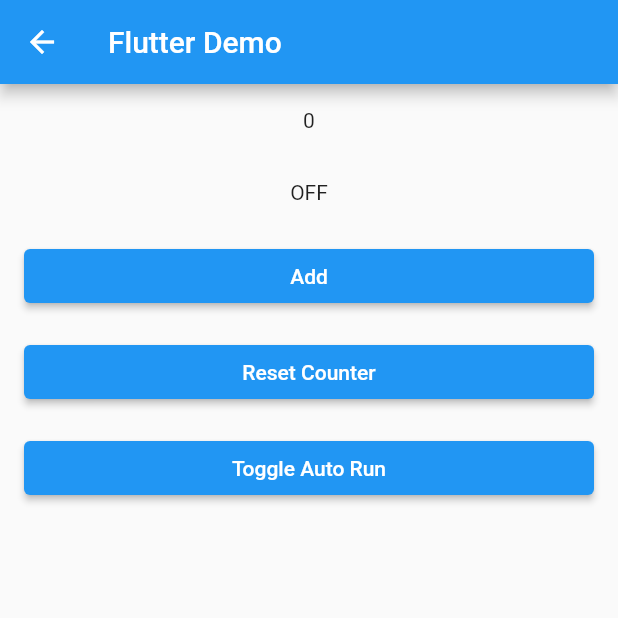
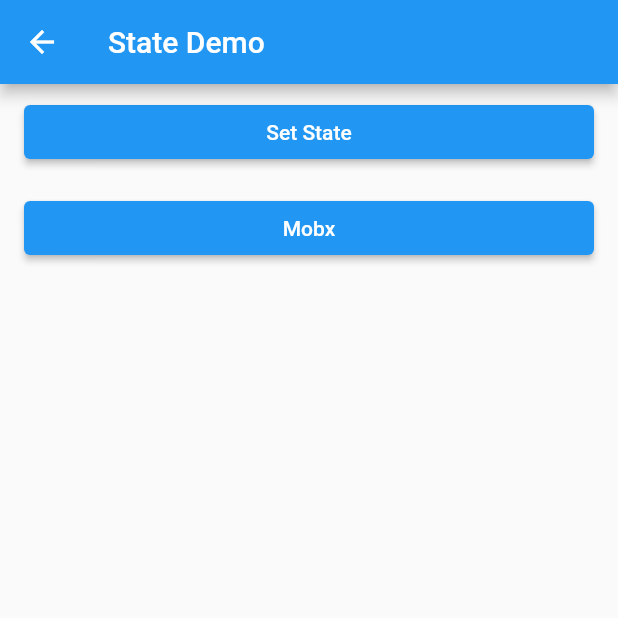
Before and after one commit to perdiatmaja/flutter-demo, a Flutter app: the screen it shows after launch, after a tap on "State", on a phone screen of 412 x 824 dp, the top half of it. Run offline on Flutter 3.47's test engine with Material 2 defaults, Android fonts, the phone set to English and light mode, and no system bars; our stand-ins replace flutter_dotenv, flutter_mobx, mobx; generated files the repository leaves out were written again.

Commit message:
Add new demo for vanilla setState

```diff
--- a/lib/local_main.dart
+++ b/lib/local_main.dart
@@ -1,5 +1,4 @@
 import 'package:atmaja_flutter_demo/main_app_screen.dart';
-import 'package:atmaja_flutter_demo/widget/mainmenu_screen.dart';
 import 'package:flutter/material.dart';
 import 'package:atmaja_flutter_demo/config/app_config.dart';
 
--- a/lib/main.dart
+++ b/lib/main.dart
@@ -1,5 +1,4 @@
 import 'package:atmaja_flutter_demo/main_app_screen.dart';
-import 'package:atmaja_flutter_demo/widget/mainmenu_screen.dart';
 import 'package:flutter/material.dart';
 import 'package:atmaja_flutter_demo/config/app_config.dart';
 
--- a/lib/router/app_router.dart
+++ b/lib/router/app_router.dart
@@ -1,23 +1,35 @@
 import 'package:atmaja_flutter_demo/widget/mainmenu_screen.dart';
 import 'package:atmaja_flutter_demo/widget/navigator/navigator_menu_screen.dart';
 import 'package:atmaja_flutter_demo/widget/navigator/navigator_push.dart';
-import 'package:atmaja_flutter_demo/widget/state/state_screen.dart';
+import 'package:atmaja_flutter_demo/widget/state/state_menu_screen.dart';
+import 'package:atmaja_flutter_demo/widget/state/state_mobx_screen.dart';
+import 'package:atmaja_flutter_demo/widget/state/state_vanila_screen.dart';
 import 'package:flutter/material.dart';
 
 class AppRouter {
   const AppRouter._();
 
+  // ignore: constant_identifier_names
   static const String HOME = "/";
 
+  // ignore: constant_identifier_names
   static const String NAVIGATOR = "/navigator";
+  // ignore: constant_identifier_names
   static const String NAVIGATOR_PUSH = "$NAVIGATOR/push";
 
+  // ignore: constant_identifier_names
   static const String STATE = "/state";
+  // ignore: constant_identifier_names
+  static const String STATE_VANILA = "$STATE/vanila";
+  // ignore: constant_identifier_names
+  static const String STATE_MOBX = "$STATE/mobx";
 
   static generateRoute() => <String, WidgetBuilder>{
         HOME: (_) => const MainmenuScreen(),
         NAVIGATOR: (_) => const NavigatorMenuScreen(),
         NAVIGATOR_PUSH: (_) => const NavigatorPush(),
-        STATE: (_) => const StateScreen()
+        STATE: (_) => const StateMenuScreen(),
+        STATE_VANILA: (_) => const StateVanilaScreen(),
+        STATE_MOBX: (_) => const StateMobxScreen()
       };
 }
--- /dev/null
+++ b/lib/widget/state/state_menu_screen.dart
@@ -0,0 +1,36 @@
+import 'package:atmaja_flutter_demo/router/app_router.dart';
+import 'package:flutter/material.dart';
+
+class StateMenuScreen extends StatelessWidget {
+  const StateMenuScreen({Key? key}) : super(key: key);
+
+  @override
+  Widget build(BuildContext context) => Scaffold(
+        appBar: AppBar(
+          title: const Text("State Demo"),
+        ),
+        body: _createMenuWidget(context),
+      );
+
+  _createMenuWidget(BuildContext context) => Column(
+        children: [
+          _createButton(context, "Set State",
+              () => Navigator.of(context).pushNamed(AppRouter.STATE_VANILA)),
+          _createButton(context, "Mobx",
+              () => Navigator.of(context).pushNamed(AppRouter.STATE_MOBX))
+        ],
+      );
+
+  _createButton(
+          BuildContext context, String buttonName, Function() onPressed) =>
+      Container(
+        padding: const EdgeInsets.symmetric(horizontal: 16, vertical: 8),
+        width: MediaQuery.of(context).size.width,
+        child: ElevatedButton(
+            onPressed: onPressed,
+            child: Padding(
+              padding: const EdgeInsets.symmetric(vertical: 8),
+              child: Text(buttonName),
+            )),
+      );
+}
--- a/lib/widget/state/state_screen.dart
+++ b/lib/widget/state/state_mobx_screen.dart
@@ -4,20 +4,20 @@
 import 'package:flutter_mobx/flutter_mobx.dart';
 import 'package:mobx/mobx.dart';
 
-class StateScreen extends StatefulWidget {
-  const StateScreen({Key? key}) : super(key: key);
+class StateMobxScreen extends StatefulWidget {
+  const StateMobxScreen({Key? key}) : super(key: key);
 
   @override
-  State<StatefulWidget> createState() => _StateScreen();
+  State<StatefulWidget> createState() => _StateMobxScreen();
 }
 
-class _StateScreen extends State<StateScreen> {
+class _StateMobxScreen extends State<StateMobxScreen> {
   final _store = CounterStore();
 
   @override
   Widget build(BuildContext context) => Scaffold(
         appBar: AppBar(
-          title: const Text("Flutter Demo"),
+          title: const Text("Mobx Demo"),
         ),
         body: Observer(builder: (_) {
           if (_store.autorun) {
@@ -35,8 +35,10 @@
   _createMenuWidget() => Column(
         children: [
           Observer(builder: (_) {
-            if (_store.counter > 5 && !_store.autorun)
+            if (_store.counter > 5 && !_store.autorun) {
               Navigator.of(context).pushNamed(AppRouter.NAVIGATOR_PUSH);
+            }
+
             return Padding(
               padding: const EdgeInsets.all(16),
               child: Text(_store.counter.toString()),
```
Also changed, not shown: lib/widget/state/state_vanila_screen.dart (added, +49 -0 lines).
